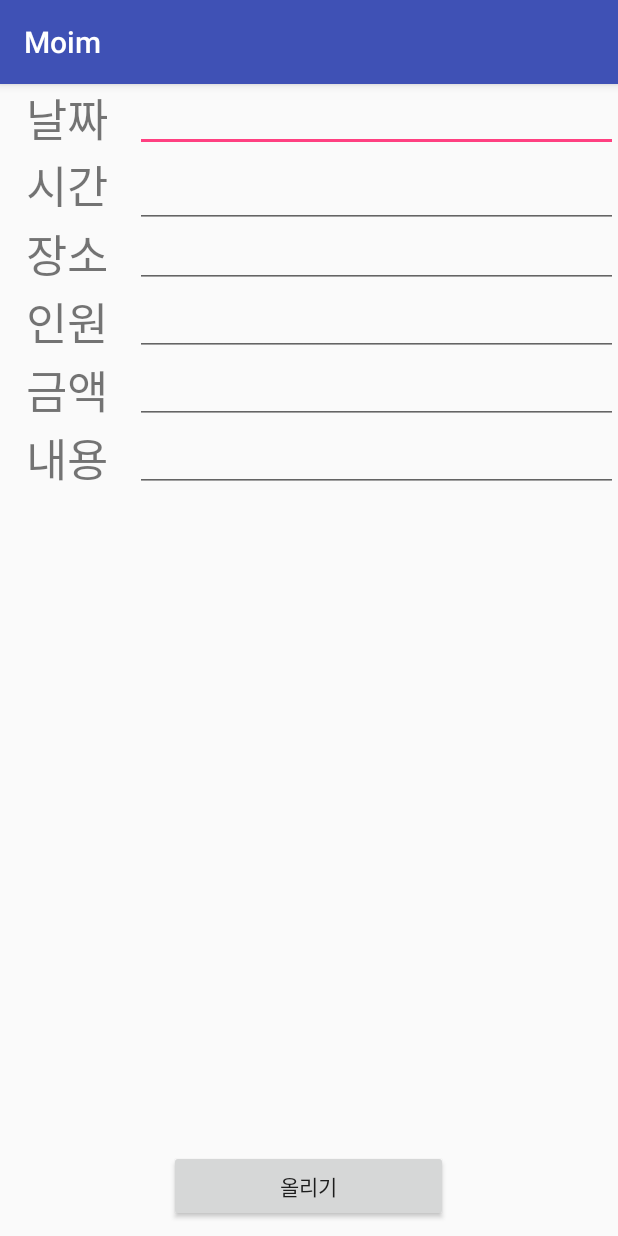
After one commit to iamkimpj/Moim, an Android app: the CreateGroup screen opened directly, with no data from a screen before it, on a phone screen of 412 x 824 dp. The commit adds this screen. Run offline under Robolectric (Android 15) with nearby library versions, the phone set to English and light mode, and no system bars.

Commit message:
모임 만들기

```diff
--- a/app/src/main/AndroidManifest.xml
+++ b/app/src/main/AndroidManifest.xml
@@ -8,6 +8,8 @@
     <uses-permission android:name="android.permission.GET_ACCOUNTS" />
     <uses-permission android:name="android.permission.READ_PROFILE" />
     <uses-permission android:name="android.permission.READ_CONTACTS" />
+
+    <uses-permission android:name="android.permission.READ_PHONE_STATE" />
 
     <application
         android:name=".GlobalApplication"
@@ -53,6 +55,9 @@
         <activity
             android:name=".meet.IN.MeetView"
             android:label="@string/title_activity_meet_view"></activity>
+
+
+        <activity android:name=".group.Create.CreateGroup" />
     </application>
 
 </manifest>
--- /dev/null
+++ b/app/src/main/java/com/moim/moim/Comp/Device.java
@@ -0,0 +1,83 @@
+package com.moim.moim.Comp;
+
+import android.app.Activity;
+import android.content.Context;
+import android.content.SharedPreferences;
+import android.provider.Settings.Secure;
+import android.telephony.TelephonyManager;
+
+import com.moim.moim.Model.User;
+
+import java.io.UnsupportedEncodingException;
+import java.util.UUID;
+
+public class Device {
+
+    protected static final String PREFS_FILE = "device_id.xml";
+    protected static final String PREFS_DEVICE_ID = "device_id";
+    protected volatile static UUID uuid;
+
+    private User user;
+
+    private Device () {}
+    private static class Singleton {
+        private static final Device instance = new Device();
+    }
+
+    public static Device getInstance() {
+        System.out.println("User Singleton use");
+
+        return Device.Singleton.instance;
+    }
+
+    private void setUUID() {
+        if (uuid == null) {
+            Context context = (new Activity()).getApplicationContext();
+            synchronized (Device.class) {
+                if (uuid == null) {
+                    final SharedPreferences prefs = context
+                            .getSharedPreferences(PREFS_FILE, 0);
+                    final String id = prefs.getString(PREFS_DEVICE_ID, null);
+                    if (id != null) {
+                        // Use the ids previously computed and stored in the
+                        // prefs file
+                        uuid = UUID.fromString(id);
+                    } else {
+                        final String androidId = Secure.getString(
+                                context.getContentResolver(), Secure.ANDROID_ID);
+                        // Use the Android ID unless it's broken, in which case
+                        // fallback on deviceId,
+                        // unless it's not available, then fallback on a random
+                        // number which we store to a prefs file
+                        try {
+                            if (!"9774d56d682e549c".equals(androidId)) {
+                                uuid = UUID.nameUUIDFromBytes(androidId
+                                        .getBytes("utf8"));
+                            } else {
+                                final String deviceId = (
+                                        (TelephonyManager) context
+                                                .getSystemService(Context.TELEPHONY_SERVICE))
+                                        .getDeviceId();
+                                uuid = deviceId != null ? UUID
+                                        .nameUUIDFromBytes(deviceId
+                                                .getBytes("utf8")) : UUID
+                                        .randomUUID();
+                            }
+                        } catch (UnsupportedEncodingException e) {
+                            throw new RuntimeException(e);
+                        }
+                        // Write the value out to the prefs file
+                        prefs.edit()
+                                .putString(PREFS_DEVICE_ID, uuid.toString())
+                                .commit();
+                    }
+                }
+            }
+        }
+    }
+
+    public UUID id() {
+        setUUID();
+        return uuid;
+    }
+}
--- /dev/null
+++ b/app/src/main/java/com/moim/moim/group/Create/CreateGroup.java
@@ -0,0 +1,103 @@
+package com.moim.moim.group.Create;
+
+import android.os.AsyncTask;
+import android.os.Bundle;
+import android.support.v7.app.AppCompatActivity;
+import android.util.Log;
+import android.view.View;
+import android.widget.EditText;
+import android.widget.Toast;
+
+import com.moim.moim.Model.Http.Conn;
+import com.moim.moim.Model.Http.Schema.AuthSchema;
+import com.moim.moim.Model.Http.Schema.MeetSchema;
+import com.moim.moim.R;
+
+import java.io.IOException;
+
+import retrofit2.Call;
+import retrofit2.Response;
+
+public class CreateGroup extends AppCompatActivity {
+
+    @Override
+    protected void onCreate(Bundle savedInstanceState) {
+        Log.d("test","set create view");
+        super.onCreate(savedInstanceState);
+        setContentView(R.layout.activity_group_create);
+    }
+//    public void create_btnclick(View v)
+//    {
+//        EditText dateView = (EditText) findViewById(R.id.date_input);
+//        EditText timeView = (EditText) findViewById(R.id.time_input);
+//        EditText placeView = (EditText) findViewById(R.id.place_input);
+//        EditText peopleView = (EditText) findViewById(R.id.people_input);
+//        EditText amountView = (EditText) findViewById(R.id.amount_input);
+//        EditText textView = (EditText) findViewById(R.id.text_input);
+//
+//
+//
+//
+//
+//
+//
+//    }
+
+//    private void createMeetToServer(  ){
+//
+//        String title     = "test test";
+//        String date     = "2017-03-12";
+//        String time     = "11:00";
+//        String place    = "인청";
+//        String people   = "34";
+//        String amount   = "30000";
+//        String text     = "그렇습니다";
+//
+//        (new AsyncTask<String, Void, String>() {
+//
+//            @Override
+//            protected String doInBackground(String... params) {
+//
+//                Call<MeetSchema> call = Conn.ready().api().createMeet(
+//                        params[0], params[1], params[2], params[3],
+//                        params[4], params[5], params[6]
+//                );
+//
+//
+//                try {
+//
+//                    Response<MeetSchema> response = call.execute();
+//
+//                    if (response.isSuccessful()) {
+////                        Log.d("test","sucesss to get respose");
+//                        MeetSchema test = response.body();
+//
+//                        test.test();
+//                    } else {
+//                        Log.d("test","failed to get respose");
+//                    }
+//
+//
+//                    Log.d( "test", response+"" );
+//                    Log.d( "test", response.body()+"" );
+//                    return "erer";
+////                    return call.execute().body().toString();
+//                } catch (IOException e) {
+//                    e.printStackTrace();
+//                }
+//
+//                return null;
+//            }
+//
+//            @Override
+//            protected void onPostExecute(String s) {
+//                super.onPostExecute(s);
+//                Log.d("test", "tototo");
+//                Log.d("test", s);
+////                TextView textView = (TextView) findViewById(R.id.textView);
+////                textView.setText(s);
+//            }
+//        }).execute( title, date, time, place, people, amount, text );
+//
+//    }
+}
--- a/app/src/main/java/com/moim/moim/group/GroupFragment.java
+++ b/app/src/main/java/com/moim/moim/group/GroupFragment.java
@@ -1,14 +1,20 @@
 package com.moim.moim.group;
 
+import android.content.Intent;
 import android.os.Bundle;
 //import android.app.Fragment;
+import android.support.design.widget.FloatingActionButton;
 import android.support.v4.app.Fragment;
 import android.support.annotation.Nullable;
+import android.util.Log;
 import android.view.LayoutInflater;
 import android.view.View;
 import android.view.ViewGroup;
+import android.widget.Button;
 
 import com.moim.moim.R;
+import com.moim.moim.group.Create.CreateGroup;
+import com.moim.moim.meet.CreateMeet;
 
 
 public class GroupFragment extends Fragment {
@@ -19,7 +25,21 @@ public class GroupFragment extends Fragment {
     public View onCreateView(LayoutInflater inflater, @Nullable ViewGroup container,
                              @Nullable  Bundle savedInstanceState) {
         // Inflate the layout for this fragment
-        return inflater.inflate(R.layout.fragment_group, container, false);
+        View view = inflater.inflate(R.layout.fragment_group, container, false);
+
+        FloatingActionButton btnCreateMeeting = (FloatingActionButton) view.findViewById( R.id.btn_create_group );
+        btnCreateMeeting.setOnClickListener( new Button.OnClickListener() {
+            @Override public void onClick(View view) {
+                Log.d("test","clk create group btn");
+                Intent intent = new Intent( getActivity(), CreateGroup.class);
+                startActivity(intent);
+//                finish();
+            }
+        } );
+
+        return view;
+
+
     }
 
 
--- a/app/src/main/java/com/moim/moim/group/List/GroupListViewAdapter.java
+++ b/app/src/main/java/com/moim/moim/group/List/GroupListViewAdapter.java
@@ -5,6 +5,6 @@ import android.widget.BaseAdapter;
 /**
  * Created by developer on 2017. 8. 13..
  */
-//13
+
 //public class GroupListViewAdapter extends BaseAdapter {
 //}
--- /dev/null
+++ b/app/src/main/res/layout/activity_group_create.xml
@@ -0,0 +1,159 @@
+<?xml version="1.0" encoding="utf-8"?>
+<LinearLayout xmlns:android="http://schemas.android.com/apk/res/android"
+    xmlns:tools="http://schemas.android.com/tools"
+    android:layout_width="match_parent"
+    android:layout_height="match_parent"
+
+    android:orientation="vertical"
+    android:weightSum="1">
+
+    <LinearLayout
+        android:orientation="horizontal"
+        android:layout_width="match_parent"
+        android:layout_height="wrap_content"
+        android:layout_gravity="center_horizontal">
+
+        <TextView
+            android:id="@+id/id_label1"
+            android:layout_width="90dp"
+            android:layout_height="wrap_content"
+            android:layout_gravity="center_horizontal"
+            android:text="날짜"
+            android:textAlignment="center"
+            android:textSize="30dp" />
+
+        <EditText
+            android:id="@+id/date_input"
+            android:layout_width="wrap_content"
+            android:layout_height="wrap_content"
+            android:layout_weight="1"
+            android:ems="10"
+            android:inputType="date" />
+
+    </LinearLayout>
+
+    <LinearLayout
+        android:orientation="horizontal"
+        android:layout_width="match_parent"
+        android:layout_height="wrap_content">
+
+        <TextView
+            android:id="@+id/pass_label"
+            android:layout_width="90dp"
+            android:layout_height="wrap_content"
+            android:text="시간"
+            android:textAlignment="center"
+            android:textIsSelectable="true"
+            android:textSize="30dp" />
+
+        <EditText
+            android:id="@+id/time_input"
+            android:layout_width="wrap_content"
+            android:layout_height="wrap_content"
+            android:layout_weight="1"
+            android:ems="10"
+            android:inputType="time" />
+
+    </LinearLayout>
+
+    <LinearLayout
+        android:layout_width="match_parent"
+        android:layout_height="wrap_content"
+        android:layout_gravity="center_horizontal"
+        android:orientation="horizontal">
+
+        <TextView
+            android:id="@+id/id_label12"
+            android:layout_width="90dp"
+            android:layout_height="wrap_content"
+            android:layout_gravity="center_horizontal"
+            android:text="장소"
+            android:textAlignment="center"
+            android:textSize="30dp" />
+
+        <EditText
+            android:id="@+id/place_input"
+            android:layout_width="match_parent"
+            android:layout_height="wrap_content" />
+
+    </LinearLayout>
+
+    <LinearLayout
+        android:layout_width="match_parent"
+        android:layout_height="wrap_content"
+        android:layout_gravity="center_horizontal"
+        android:orientation="horizontal">
+
+        <TextView
+            android:id="@+id/id_label33"
+            android:layout_width="90dp"
+            android:layout_height="wrap_content"
+            android:layout_gravity="center_horizontal"
+            android:text="인원"
+            android:textAlignment="center"
+            android:textSize="30dp" />
+
+        <EditText
+            android:id="@+id/people_input"
+            android:layout_width="match_parent"
+            android:layout_height="wrap_content" />
+
+    </LinearLayout>
+
+    <LinearLayout
+        android:layout_width="match_parent"
+        android:layout_height="wrap_content"
+        android:layout_gravity="center_horizontal"
+        android:orientation="horizontal">
+
+        <TextView
+            android:id="@+id/id_label44"
+            android:layout_width="90dp"
+            android:layout_height="wrap_content"
+            android:layout_gravity="center_horizontal"
+            android:text="금액"
+            android:textAlignment="center"
+            android:textSize="30dp" />
+
+        <EditText
+            android:id="@+id/amount_input"
+            android:layout_width="match_parent"
+            android:layout_height="wrap_content" />
+
+    </LinearLayout>
+
+    <LinearLayout
+        android:layout_width="match_parent"
+        android:layout_height="wrap_content"
+        android:layout_gravity="center_horizontal"
+        android:layout_weight="0.98"
+        android:orientation="horizontal">
+
+        <TextView
+            android:id="@+id/id_label"
+            android:layout_width="90dp"
+            android:layout_height="wrap_content"
+            android:layout_gravity="center_horizontal"
+            android:text="내용"
+            android:textAlignment="center"
+            android:textSize="30dp" />
+
+        <EditText
+            android:id="@+id/text_input"
+            android:layout_width="wrap_content"
+            android:layout_height="wrap_content"
+            android:layout_weight="1"
+            android:ems="10"
+            android:inputType="textMultiLine" />
+
+    </LinearLayout>
+
+    <Button
+        android:id="@+id/button2"
+        android:layout_width="186dp"
+        android:layout_height="wrap_content"
+        android:layout_gravity="center"
+        android:onClick="create_btnclick"
+        android:text="올리기" />
+
+</LinearLayout>
--- a/app/src/main/res/layout/fragment_group.xml
+++ b/app/src/main/res/layout/fragment_group.xml
@@ -56,7 +56,7 @@
             /-->
 
         <android.support.design.widget.FloatingActionButton
-            android:id="@+id/btn_create_meeting"
+            android:id="@+id/btn_create_group"
             app:backgroundTint="@color/com_kakao_brown"
             app:elevation="8dp"
             app:srcCompat="@drawable/account"
```
Also changed, not shown: app/src/main/java/com/moim/moim/meet/CreateMeet.java (+0 -58 lines).
